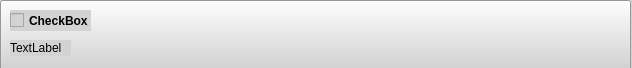
Qt form matterbox.ui (MindfulMeadow-Dev-Team/MindfulMeadow) before a commit.
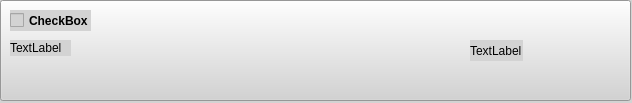
The same form after that commit.

Commit message: add due time

What changed in the file:
```diff
--- a/matterbox.ui
+++ b/matterbox.ui
@@ -7,7 +7,7 @@
     <x>0</x>
     <y>0</y>
     <width>632</width>
-    <height>68</height>
+    <height>103</height>
    </rect>
   </property>
   <property name="windowTitle">
@@ -22,7 +22,7 @@
      <x>0</x>
      <y>0</y>
      <width>631</width>
-     <height>71</height>
+     <height>101</height>
     </rect>
    </property>
    <property name="text">
@@ -72,6 +72,19 @@
     <string>TextLabel</string>
    </property>
   </widget>
+  <widget class="QLabel" name="time">
+   <property name="geometry">
+    <rect>
+     <x>470</x>
+     <y>40</y>
+     <width>53</width>
+     <height>21</height>
+    </rect>
+   </property>
+   <property name="text">
+    <string>TextLabel</string>
+   </property>
+  </widget>
  </widget>
  <resources/>
  <connections/>
```
The commit also changes 27 other files.
